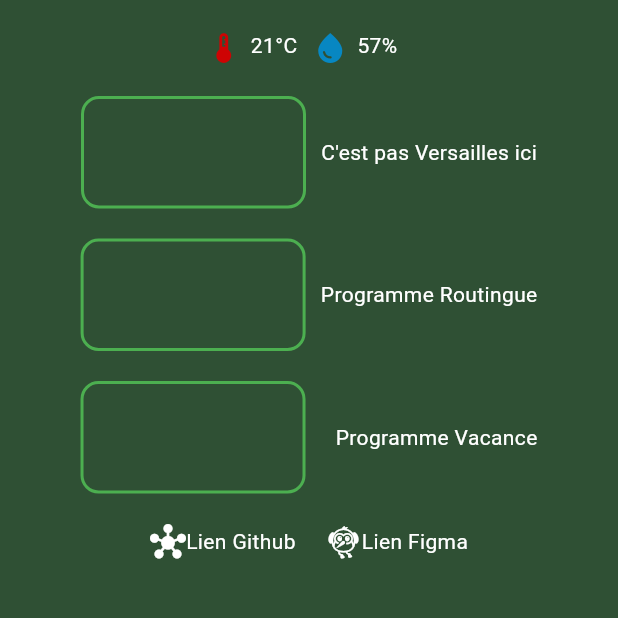
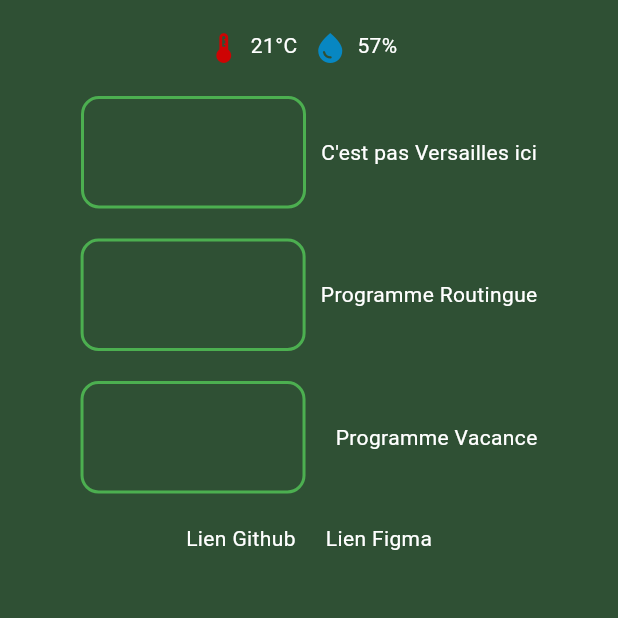
Before and after one commit to QuentinKevin/IOT-Application-Flutter, a Flutter app: the screen it shows after launch, on a phone screen of 412 x 824 dp, the part 81-699 px from its top. Run offline on Flutter 3.47's test engine with Material 3 defaults, Android fonts, the phone set to English and light mode, and no system bars.

Commit message:
remove shitty icons

```diff
--- a/iotapp/lib/main.dart
+++ b/iotapp/lib/main.dart
@@ -126,13 +126,11 @@ class _MyHomePageState extends State<MyHomePage> {
           const Row(
             mainAxisAlignment: MainAxisAlignment.center,
             children: <Widget>[
-              Icon(Icons.hub),
               TextUrlWidget(
                 label: "Lien Github",
                 url: "https://github.com/QuentinKevin/IOT-Application-Flutter",
               ),
               SizedBox(width: 20),
-              Icon(Icons.flutter_dash),
               TextUrlWidget(
                 label: "Lien Figma",
                 url:
```
